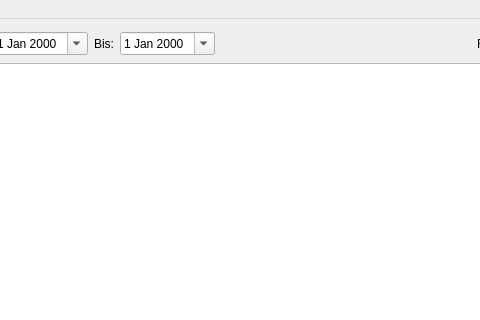
The window that bin/mainwindow.ui (fupa/FuME) describes before a commit, drawn with Qt 5; both pictures show x 530 to 1010 and y 0 to 320 of the 1200 by 600 pixel window.
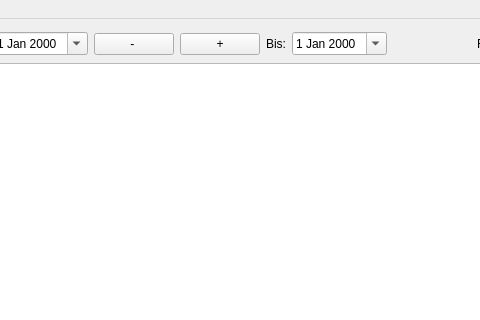
The same window after the commit. Icons and pictures are not drawn.

What changed in the file:
```diff
--- a/bin/mainwindow.ui
+++ b/bin/mainwindow.ui
@@ -245,6 +245,20 @@
          </property>
         </widget>
        </item>
+       <item>
+        <widget class="QPushButton" name="pushButton_3">
+         <property name="text">
+          <string>- </string>
+         </property>
+        </widget>
+       </item>
+       <item>
+        <widget class="QPushButton" name="pushButton_4">
+         <property name="text">
+          <string>+</string>
+         </property>
+        </widget>
+       </item>
        <item>
         <widget class="QLabel" name="label_4">
          <property name="text">
```
Left out of the diff: 28 changed lines with no effect on the pictures.
